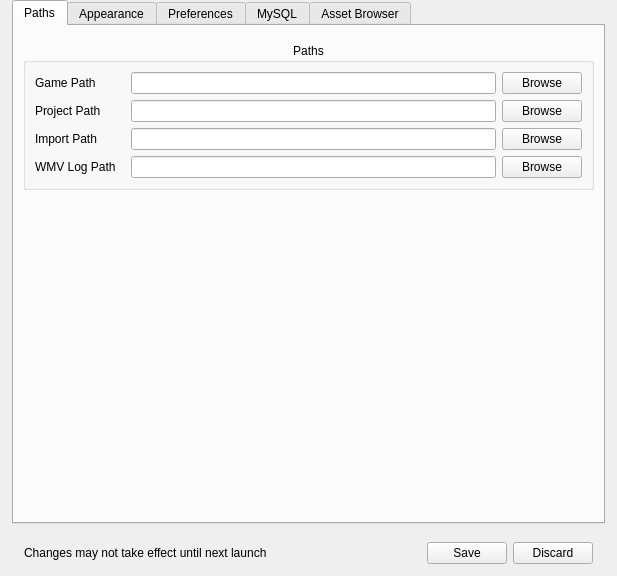
This is src/noggit/ui/windows/settingsPanel/SettingsPanel.ui in Marlamin/noggit-red as Qt 5 draws it before an edit. The edited form follows.
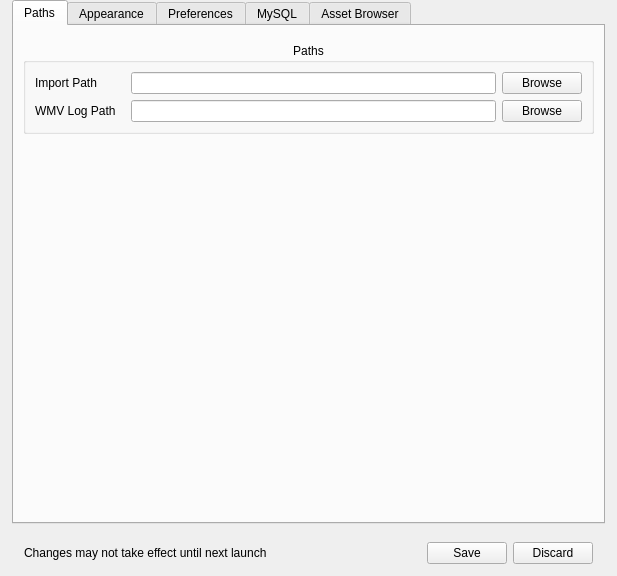
This is the edited form. The open tabs and pages were chosen to show the change. Icons and pictures are not drawn. Custom widgets are drawn as their Qt base class.

Commit message: Update SettingsPanel.cpp and SettingsPanel.ui | remove useless settings

Patch:
```diff
--- a/src/noggit/ui/windows/settingsPanel/SettingsPanel.ui
+++ b/src/noggit/ui/windows/settingsPanel/SettingsPanel.ui
@@ -108,68 +108,7 @@
                  <item>
                   <layout class="QVBoxLayout" name="verticalLayout_21">
                    <item>
-                    <layout class="QHBoxLayout" name="horizontalLayout_24">
-                     <property name="spacing">
-                      <number>6</number>
-                     </property>
-                     <item>
-                      <widget class="QLabel" name="label_25">
-                       <property name="minimumSize">
-                        <size>
-                         <width>90</width>
-                         <height>0</height>
-                        </size>
-                       </property>
-                       <property name="text">
-                        <string>Game Path</string>
-                       </property>
-                       <property name="alignment">
-                        <set>Qt::AlignLeading|Qt::AlignLeft|Qt::AlignVCenter</set>
-                       </property>
-                      </widget>
-                     </item>
-                     <item>
-                      <widget class="QLineEdit" name="gamePathField">
-                       <property name="alignment">
-                        <set>Qt::AlignLeading|Qt::AlignLeft|Qt::AlignVCenter</set>
-                       </property>
-                      </widget>
-                     </item>
-                     <item>
-                      <widget class="QPushButton" name="gamePathField_browse">
-                       <property name="text">
-                        <string>Browse</string>
-                       </property>
-                      </widget>
-                     </item>
-                    </layout>
-                   </item>
-                   <item>
-                    <layout class="QHBoxLayout" name="horizontalLayout_25">
-                     <item>
-                      <widget class="QLabel" name="label_26">
-                       <property name="minimumSize">
-                        <size>
-                         <width>90</width>
-                         <height>0</height>
-                        </size>
-                       </property>
-                       <property name="text">
-                        <string>Project Path</string>
-                       </property>
-                      </widget>
-                     </item>
-                     <item>
-                      <widget class="QLineEdit" name="clientPathField"/>
-                     </item>
-                     <item>
-                      <widget class="QPushButton" name="clientPathField_browse">
-                       <property name="text">
-                        <string>Browse</string>
-                       </property>
-                      </widget>
-                     </item>
-                    </layout>
+                    <layout class="QHBoxLayout" name="horizontalLayout_25"/>
                    </item>
                    <item>
                     <layout class="QHBoxLayout" name="horizontalLayout_36">
```
Left out of the diff: 2 changed lines with no effect on the pictures. The commit also changes 1 other file.
